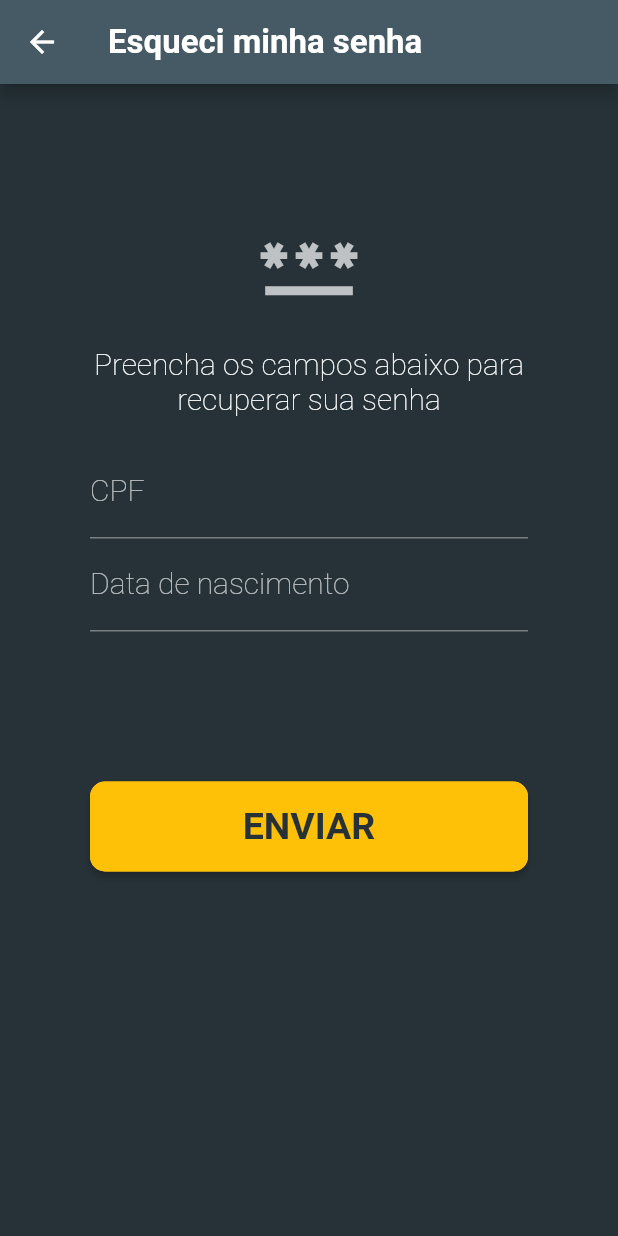
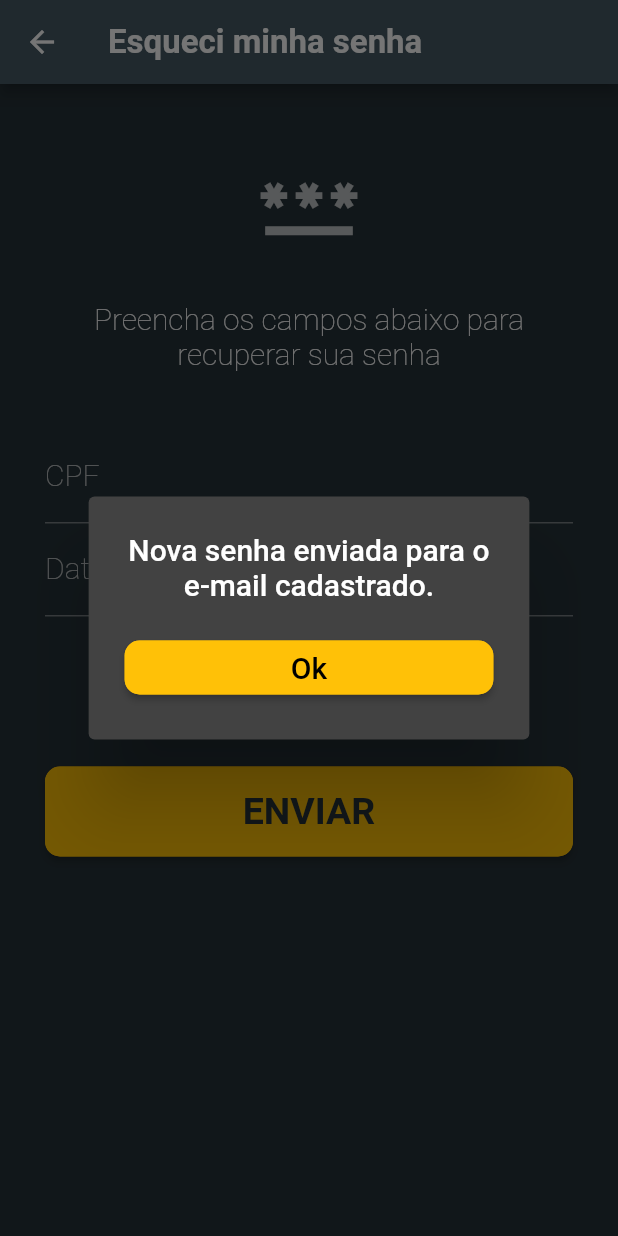
Before and after one commit to TamiresLRCosta/Flutter_project_app01, a Flutter app: the TelaLostSenha screen opened by its route, after a tap on "ENVIAR", on a phone screen of 412 x 824 dp. Run offline on Flutter 3.47's test engine with Material 2 defaults, Android fonts, the phone set to English and light mode, and no system bars; our stand-ins replace carousel_slider.

Commit message:
Código final para entrega.

```diff
--- a/lib/components/Menu.dart
+++ b/lib/components/Menu.dart
@@ -5,12 +5,12 @@ class Menu extends StatelessWidget {
   Widget build(BuildContext context) {
     return Drawer(
       child: Container(
-        margin: EdgeInsets.symmetric(horizontal: 10, vertical: 20),
+        color: Colors.blueGrey[900],
         child: Column(
           children: [
             //LOGO DO APP
             Container(
-              margin: EdgeInsets.all(20),
+              margin: EdgeInsets.all(30),
               height: MediaQuery.of(context).size.height * 0.1,
               child: Center(
                 child: Image.asset("lib/Imagens/logo.png"),
--- a/lib/screens/telaRecuperarSenha.dart
+++ b/lib/screens/telaRecuperarSenha.dart
@@ -8,45 +8,28 @@ class TelaLostSenha extends StatelessWidget {
       appBar: AppBar(title: ConfigAppBar("Esqueci minha senha")),
       body: Container(
         color: Colors.blueGrey[900],
-        padding: EdgeInsets.only(top: 15, left: 30, right: 30, bottom: 15),
+        padding: EdgeInsets.symmetric(vertical: 15, horizontal: 30),
         child: ListView(
-          padding: EdgeInsets.only(top: 70, left: 30, right: 30, bottom: 15),
           children: [
-            Icon(Icons.password, size: 70, color: Colors.white70),
+            Container(
+              margin: EdgeInsets.all(30),
+              child: Icon(Icons.password, size: 70, color: Colors.white70),
+            ),
 
-            SizedBox(height: 20),
-            Text(
-              'Preencha os campos abaixo para\nrecuperar sua senha',
-              textAlign: TextAlign.center,
-              style: TextStyle(fontSize: 20, fontWeight: FontWeight.w200),
+            Container(
+              margin: EdgeInsets.only(bottom: 40),
+              child: Text(
+                'Preencha os campos abaixo para\nrecuperar sua senha',
+                textAlign: TextAlign.center,
+                style: TextStyle(fontSize: 20, fontWeight: FontWeight.w200),
+              ),
             ),
 
             //campo 'CPF'
-            SizedBox(height: 20),
-            TextFormField(
-              keyboardType: TextInputType.number,
-              decoration: InputDecoration(
-                labelText: 'CPF',
-                labelStyle: TextStyle(
-                  color: Colors.white70,
-                  fontWeight: FontWeight.w200,
-                  fontSize: 20,
-                ),
-              ),
-            ),
+            _Campo('CPF', TextInputType.number),
 
             //campo 'Data de nascimento'
-            TextFormField(
-              keyboardType: TextInputType.datetime,
-              decoration: InputDecoration(
-                labelText: 'Data de nascimento',
-                labelStyle: TextStyle(
-                  color: Colors.white70,
-                  fontWeight: FontWeight.w200,
-                  fontSize: 20,
-                ),
-              ),
-            ),
+            _Campo('Data de Nascimento', TextInputType.datetime),
 
             //btn 'Enviar"
             SizedBox(height: 100),
@@ -59,7 +42,28 @@ class TelaLostSenha extends StatelessWidget {
                   overflow: TextOverflow.ellipsis,
                   style: Theme.of(context).textTheme.headline4,
                 ),
-                onPressed: () {},
+                onPressed: () async {
+                  await showDialog(
+                    context: context,
+                    builder: (context) {
+                      return AlertDialog(
+                        title: Text(
+                          "Nova senha enviada para o \ne-mail cadastrado.",
+                          textAlign: TextAlign.center,
+                        ),
+                        content: ElevatedButton(
+                          onPressed: () {
+                            Navigator.popAndPushNamed(context, '/inicial');
+                          },
+                          child: Text(
+                            "Ok",
+                            style: TextStyle(fontSize: 20),
+                          ),
+                        ),
+                      );
+                    },
+                  );
+                },
               ),
             ),
           ],
@@ -68,3 +72,26 @@ class TelaLostSenha extends StatelessWidget {
     );
   }
 }
+
+class _Campo extends StatelessWidget {
+  final String label;
+  final TextInputType teclado;
+
+  const _Campo(this.label, this.teclado);
+  @override
+  Widget build(BuildContext context) {
+    return Container(
+      child: TextFormField(
+        keyboardType: teclado,
+        decoration: InputDecoration(
+          labelText: label,
+          labelStyle: TextStyle(
+            color: Colors.white70,
+            fontWeight: FontWeight.w200,
+            fontSize: 20,
+          ),
+        ),
+      ),
+    );
+  }
+}
```
Also changed, not shown: lib/screens/telaMinhaFatura.dart (+14 -1 lines), lib/screens/telaRegistrar.dart (+21 -2 lines).
